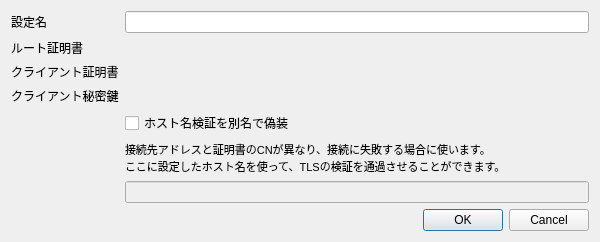
Qt form ui/CertsEditDialog.ui (shibafu528/florarpc) before a commit.
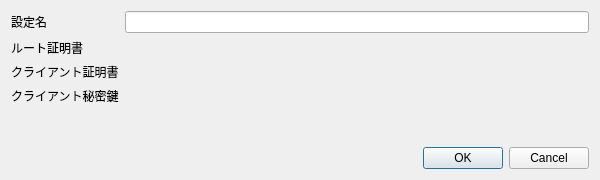
The same form after that commit. Custom widgets are drawn as their Qt base class.

Commit message: TargetNameOverrideの設定を証明書単位ではなく、サーバー単位で行えるようにする

What changed in the file:
```diff
--- a/ui/CertsEditDialog.ui
+++ b/ui/CertsEditDialog.ui
@@ -62,37 +62,6 @@
      <item row="3" column="1">
       <widget class="CertsEditControl" name="privateKeyControl" native="true"/>
      </item>
-     <item row="4" column="1">
-      <layout class="QVBoxLayout" name="verticalLayout_2">
-       <item>
-        <widget class="QCheckBox" name="targetNameOverrideCheck">
-         <property name="text">
-          <string>ホスト名検証を別名で偽装</string>
-         </property>
-        </widget>
-       </item>
-       <item>
-        <widget class="QLabel" name="label_5">
-         <property name="font">
-          <font>
-           <pointsize>8</pointsize>
-          </font>
-         </property>
-         <property name="text">
-          <string>接続先アドレスと証明書のCNが異なり、接続に失敗する場合に使います。
-ここに設定したホスト名を使って、TLSの検証を通過させることができます。</string>
-         </property>
-        </widget>
-       </item>
-       <item>
-        <widget class="QLineEdit" name="targetNameOverrideEdit">
-         <property name="enabled">
-          <bool>false</bool>
-         </property>
-        </widget>
-       </item>
-      </layout>
-     </item>
     </layout>
    </item>
    <item>
```
The commit also changes 11 other files.
